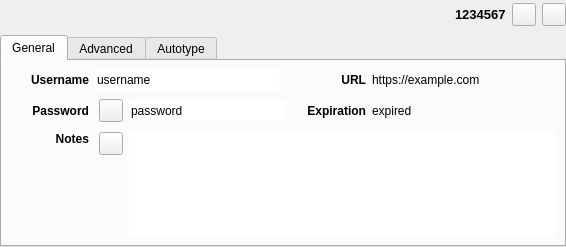
Before: the Qt Designer form src/gui/EntryPreviewWidget.ui in keepassxreboot/keepassxc, drawn with Qt 5.
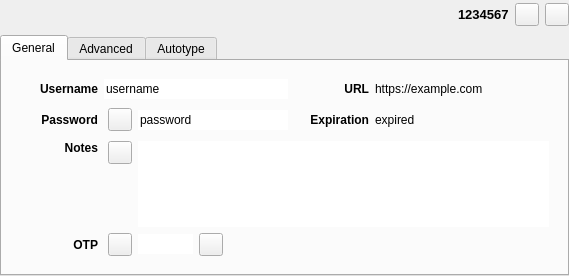
After: the same form once the commit is applied. Custom widgets are drawn as their Qt base class.

```diff
--- a/src/gui/EntryPreviewWidget.ui
+++ b/src/gui/EntryPreviewWidget.ui
@@ -6,8 +6,8 @@
    <rect>
     <x>0</x>
     <y>0</y>
-    <width>566</width>
-    <height>247</height>
+    <width>569</width>
+    <height>276</height>
    </rect>
   </property>
   <layout class="QVBoxLayout" name="verticalLayout_7">
@@ -160,44 +160,10 @@
           <attribute name="title">
            <string>General</string>
           </attribute>
-          <layout class="QVBoxLayout" name="verticalLayout_5">
-           <item>
+          <layout class="QGridLayout" name="gridLayout">
+           <item row="0" column="0">
             <widget class="QWidget" name="entryGeneralWidget" native="true">
-             <layout class="QGridLayout" name="gridLayout">
-              <property name="leftMargin">
-               <number>0</number>
-              </property>
-              <property name="topMargin">
-               <number>0</number>
-              </property>
-              <property name="rightMargin">
-               <number>0</number>
-              </property>
-              <property name="bottomMargin">
-               <number>0</number>
-              </property>
-              <item row="1" column="1">
-               <widget class="QLabel" name="entryPasswordTitleLabel">
-                <property name="sizePolicy">
-                 <sizepolicy hsizetype="Minimum" vsizetype="Preferred">
-                  <horstretch>0</horstretch>
-                  <verstretch>0</verstretch>
-                 </sizepolicy>
-                </property>
-                <property name="font">
-                 <font>
-                  <weight>75</weight>
-                  <bold>true</bold>
-                 </font>
-                </property>
-                <property name="text">
-                 <string>Password</string>
-                </property>
-                <property name="alignment">
-                 <set>Qt::AlignRight|Qt::AlignTrailing|Qt::AlignVCenter</set>
-                </property>
-               </widget>
-              </item>
+             <layout class="QGridLayout" name="gridLayout_5">
               <item row="0" column="0">
                <spacer name="entryLeftHorizontalSpacer">
                 <property name="orientation">
@@ -214,16 +180,35 @@
                 </property>
                </spacer>
               </item>
-              <item row="1" column="2" colspan="2">
-               <layout class="QHBoxLayout" name="horizontalLayout_2" stretch="0,0">
-                <property name="spacing">
-                 <number>6</number>
+              <item row="4" column="0">
+               <spacer name="horizontalSpacer_2">
+                <property name="orientation">
+                 <enum>Qt::Horizontal</enum>
+                </property>
+                <property name="sizeType">
+                 <enum>QSizePolicy::Fixed</enum>
+                </property>
+                <property name="sizeHint" stdset="0">
+                 <size>
+                  <width>20</width>
+                  <height>20</height>
+                 </size>
+                </property>
+               </spacer>
+              </item>
+              <item row="4" column="2">
+               <layout class="QHBoxLayout" name="horizontalLayout_8">
+                <property name="sizeConstraint">
+                 <enum>QLayout::SetDefaultConstraint</enum>
                 </property>
                 <property name="leftMargin">
                  <number>4</number>
                 </property>
                 <item>
-                 <widget class="QToolButton" name="togglePasswordButton">
+                 <widget class="QToolButton" name="toggleOTPButton">
+                  <property name="enabled">
+                   <bool>true</bool>
+                  </property>
                   <property name="text">
                    <string/>
                   </property>
@@ -233,18 +218,27 @@
                  </widget>
                 </item>
                 <item>
-                 <widget class="QLineEdit" name="entryPasswordLabel">
+                 <widget class="QLineEdit" name="entryOTPCode">
+                  <property name="sizePolicy">
+                   <sizepolicy hsizetype="Maximum" vsizetype="Fixed">
+                    <horstretch>0</horstretch>
+                    <verstretch>0</verstretch>
+                   </sizepolicy>
+                  </property>
                   <property name="minimumSize">
                    <size>
-                    <width>150</width>
+                    <width>55</width>
                     <height>0</height>
                    </size>
                   </property>
-                  <property name="focusPolicy">
-                   <enum>Qt::ClickFocus</enum>
+                  <property name="maximumSize">
+                   <size>
+                    <width>55</width>
+                    <height>16777215</height>
+                   </size>
                   </property>
                   <property name="text">
-                   <string notr="true">password</string>
+                   <string/>
                   </property>
                   <property name="frame">
                    <bool>false</bool>
@@ -257,142 +251,16 @@
                   </property>
                  </widget>
                 </item>
+                <item>
+                 <widget class="QToolButton" name="copyOTPButton">
+                  <property name="text">
+                   <string/>
+                  </property>
+                 </widget>
+                </item>
                </layout>
               </item>
-              <item row="0" column="4">
-               <spacer name="entryMiddleHorizontalSpacer">
-                <property name="orientation">
-                 <enum>Qt::Horizontal</enum>
-                </property>
-                <property name="sizeType">
-                 <enum>QSizePolicy::Fixed</enum>
-                </property>
-                <property name="sizeHint" stdset="0">
-                 <size>
-                  <width>10</width>
-                  <height>20</height>
-                 </size>
-                </property>
-               </spacer>
-              </item>
-              <item row="0" column="6">
-               <widget class="ElidedLabel" name="entryUrlLabel">
-                <property name="sizePolicy">
-                 <sizepolicy hsizetype="Expanding" vsizetype="Preferred">
-                  <horstretch>0</horstretch>
-                  <verstretch>0</verstretch>
-                 </sizepolicy>
-                </property>
-                <property name="minimumSize">
-                 <size>
-                  <width>150</width>
-                  <height>0</height>
-                 </size>
-                </property>
-                <property name="cursor">
-                 <cursorShape>PointingHandCursor</cursorShape>
-                </property>
-                <property name="focusPolicy">
-                 <enum>Qt::ClickFocus</enum>
-                </property>
-                <property name="text">
-                 <string notr="true">https://example.com</string>
-                </property>
-                <property name="textInteractionFlags">
-                 <set>Qt::LinksAccessibleByKeyboard|Qt::LinksAccessibleByMouse</set>
-                </property>
-               </widget>
-              </item>
-              <item row="2" column="1">
-               <widget class="QLabel" name="entryNotesTitleLabel">
-                <property name="sizePolicy">
-                 <sizepolicy hsizetype="Minimum" vsizetype="Preferred">
-                  <horstretch>0</horstretch>
-                  <verstretch>0</verstretch>
-                 </sizepolicy>
-                </property>
-                <property name="font">
-                 <font>
-                  <weight>75</weight>
-                  <bold>true</bold>
-                 </font>
-                </property>
-                <property name="text">
-                 <string>Notes</string>
-                </property>
-                <property name="alignment">
-                 <set>Qt::AlignRight|Qt::AlignTop|Qt::AlignTrailing</set>
-                </property>
-               </widget>
-              </item>
-              <item row="1" column="5">
-               <widget class="QLabel" name="entryExpirationTitleLabel">
-                <property name="sizePolicy">
-                 <sizepolicy hsizetype="Minimum" vsizetype="Preferred">
-                  <horstretch>0</horstretch>
-                  <verstretch>0</verstretch>
-                 </sizepolicy>
-                </property>
-                <property name="font">
-                 <font>
-                  <weight>75</weight>
-                  <bold>true</bold>
-                 </font>
-                </property>
-                <property name="text">
-                 <string>Expiration</string>
-                </property>
-                <property name="alignment">
-                 <set>Qt::AlignRight|Qt::AlignTrailing|Qt::AlignVCenter</set>
-                </property>
-               </widget>
-              </item>
-              <item row="1" column="6">
-               <widget class="QLabel" name="entryExpirationLabel">
-                <property name="sizePolicy">
-                 <sizepolicy hsizetype="Expanding" vsizetype="Preferred">
-                  <horstretch>0</horstretch>
-                  <verstretch>0</verstretch>
-                 </sizepolicy>
-                </property>
-                <property name="text">
-                 <string notr="true">expired</string>
-                </property>
-               </widget>
-              </item>
-              <item row="2" column="0">
-               <spacer name="entryLeftHorizontalSpacer_5">
-                <property name="orientation">
-                 <enum>Qt::Horizontal</enum>
-                </property>
-                <property name="sizeType">
-                 <enum>QSizePolicy::Fixed</enum>
-                </property>
-                <property name="sizeHint" stdset="0">
-                 <size>
-                  <width>20</width>
-                  <height>20</height>
-                 </size>
-                </property>
-               </spacer>
-              </item>
-              <item row="1" column="0">
-               <spacer name="entryLeftHorizontalSpacer_2">
-                <property name="orientation">
-                 <enum>Qt::Horizontal</enum>
-                </property>
-                <property name="sizeType">
-                 <enum>QSizePolicy::Fixed</enum>
-                </property>
-                <property name="sizeHint" stdset="0">
-                 <size>
-                  <width>20</width>
-                  <height>30</height>
-                 </size>
-                </property>
-               </spacer>
-              </item>
-              <item row="2" column="2" colspan="5">
+              <item row="2" column="2" rowspan="2" colspan="6">
                <layout class="QHBoxLayout" name="horizontalLayout_3" stretch="0,0">
                 <property name="spacing">
                  <number>6</number>
@@ -434,6 +302,240 @@
                 </item>
                </layout>
               </item>
+              <item row="1" column="1">
+               <widget class="QLabel" name="entryPasswordTitleLabel">
+                <property name="sizePolicy">
+                 <sizepolicy hsizetype="Minimum" vsizetype="Preferred">
+                  <horstretch>0</horstretch>
+                  <verstretch>0</verstretch>
+                 </sizepolicy>
+                </property>
+                <property name="font">
+                 <font>
+                  <weight>75</weight>
+                  <bold>true</bold>
+                 </font>
+                </property>
+                <property name="text">
+                 <string>Password</string>
+                </property>
+                <property name="alignment">
+                 <set>Qt::AlignRight|Qt::AlignTrailing|Qt::AlignVCenter</set>
+                </property>
+               </widget>
+              </item>
+              <item row="4" column="4" colspan="4">
+               <widget class="QLabel" name="entryOTPTimeout">
+                <property name="sizePolicy">
+                 <sizepolicy hsizetype="Expanding" vsizetype="Preferred">
+                  <horstretch>0</horstretch>
+                  <verstretch>0</verstretch>
+                 </sizepolicy>
+                </property>
+                <property name="minimumSize">
+                 <size>
+                  <width>40</width>
+                  <height>0</height>
+                 </size>
+                </property>
+                <property name="text">
+                 <string/>
+                </property>
+               </widget>
+              </item>
+              <item row="4" column="1">
+               <widget class="QLabel" name="entryOTPLabel">
+                <property name="sizePolicy">
+                 <sizepolicy hsizetype="Minimum" vsizetype="Preferred">
+                  <horstretch>0</horstretch>
+                  <verstretch>0</verstretch>
+                 </sizepolicy>
+                </property>
+                <property name="font">
+                 <font>
+                  <weight>75</weight>
+                  <bold>true</bold>
+                 </font>
+                </property>
+                <property name="text">
+                 <string>OTP</string>
+                </property>
+                <property name="alignment">
+                 <set>Qt::AlignRight|Qt::AlignTrailing|Qt::AlignVCenter</set>
+                </property>
+               </widget>
+              </item>
+              <item row="4" column="3">
+               <spacer name="horizontalSpacer_3">
+                <property name="orientation">
+                 <enum>Qt::Horizontal</enum>
+                </property>
+                <property name="sizeType">
+                 <enum>QSizePolicy::Fixed</enum>
+                </property>
+                <property name="sizeHint" stdset="0">
+                 <size>
+                  <width>13</width>
+                  <height>20</height>
+                 </size>
+                </property>
+               </spacer>
+              </item>
+              <item row="1" column="0">
+               <spacer name="entryLeftHorizontalSpacer_2">
+                <property name="orientation">
+                 <enum>Qt::Horizontal</enum>
+                </property>
+                <property name="sizeType">
+                 <enum>QSizePolicy::Fixed</enum>
+                </property>
+                <property name="sizeHint" stdset="0">
+                 <size>
+                  <width>20</width>
+                  <height>30</height>
+                 </size>
+                </property>
+               </spacer>
+              </item>
+              <item row="1" column="7">
+               <widget class="QLabel" name="entryExpirationLabel">
+                <property name="sizePolicy">
+                 <sizepolicy hsizetype="Expanding" vsizetype="Preferred">
+                  <horstretch>0</horstretch>
+                  <verstretch>0</verstretch>
+                 </sizepolicy>
+                </property>
+                <property name="text">
+                 <string notr="true">expired</string>
+                </property>
+               </widget>
+              </item>
+              <item row="2" column="1">
+               <widget class="QLabel" name="entryNotesTitleLabel">
+                <property name="sizePolicy">
+                 <sizepolicy hsizetype="Minimum" vsizetype="Preferred">
+                  <horstretch>0</horstretch>
+                  <verstretch>0</verstretch>
+                 </sizepolicy>
+                </property>
+                <property name="font">
+                 <font>
+                  <weight>75</weight>
+                  <bold>true</bold>
+                 </font>
+                </property>
+                <property name="text">
+                 <string>Notes</string>
+                </property>
+                <property name="alignment">
+                 <set>Qt::AlignRight|Qt::AlignTop|Qt::AlignTrailing</set>
+                </property>
+               </widget>
+              </item>
+              <item row="3" column="0">
+               <spacer name="entryLeftHorizontalSpacer_5">
+                <property name="orientation">
+                 <enum>Qt::Horizontal</enum>
+                </property>
+                <property name="sizeType">
+                 <enum>QSizePolicy::Fixed</enum>
+                </property>
+                <property name="sizeHint" stdset="0">
+                 <size>
+                  <width>20</width>
+                  <height>20</height>
+                 </size>
+                </property>
+               </spacer>
+              </item>
+              <item row="0" column="7">
+               <widget class="ElidedLabel" name="entryUrlLabel">
+                <property name="sizePolicy">
+                 <sizepolicy hsizetype="Expanding" vsizetype="Preferred">
+                  <horstretch>0</horstretch>
+                  <verstretch>0</verstretch>
+                 </sizepolicy>
+                </property>
+                <property name="minimumSize">
+                 <size>
+                  <width>150</width>
+                  <height>0</height>
+                 </size>
+                </property>
+                <property name="cursor">
+                 <cursorShape>PointingHandCursor</cursorShape>
+                </property>
+                <property name="focusPolicy">
+                 <enum>Qt::ClickFocus</enum>
+                </property>
+                <property name="text">
+                 <string notr="true">https://example.com</string>
+                </property>
+                <property name="textInteractionFlags">
+                 <set>Qt::LinksAccessibleByKeyboard|Qt::LinksAccessibleByMouse</set>
+                </property>
+               </widget>
+              </item>
+              <item row="1" column="5">
+               <spacer name="entryMiddleHorizontalSpacer_3">
+                <property name="orientation">
+                 <enum>Qt::Horizontal</enum>
+                </property>
+                <property name="sizeType">
+                 <enum>QSizePolicy::Fixed</enum>
+                </property>
+                <property name="sizeHint" stdset="0">
+                 <size>
+                  <width>10</width>
+                  <height>20</height>
+                 </size>
+                </property>
+               </spacer>
+              </item>
+              <item row="1" column="6">
+               <widget class="QLabel" name="entryExpirationTitleLabel">
+                <property name="sizePolicy">
+                 <sizepolicy hsizetype="Minimum" vsizetype="Preferred">
+                  <horstretch>0</horstretch>
+                  <verstretch>0</verstretch>
+                 </sizepolicy>
+                </property>
+                <property name="font">
+                 <font>
+                  <weight>75</weight>
+                  <bold>true</bold>
+                 </font>
+                </property>
+                <property name="text">
+                 <string>Expiration</string>
+                </property>
+                <property name="alignment">
+                 <set>Qt::AlignRight|Qt::AlignTrailing|Qt::AlignVCenter</set>
+                </property>
+               </widget>
+              </item>
+              <item row="0" column="6">
+               <widget class="QLabel" name="entryUrlTitleLabel">
+                <property name="sizePolicy">
+                 <sizepolicy hsizetype="Minimum" vsizetype="Preferred">
+                  <horstretch>0</horstretch>
+                  <verstretch>0</verstretch>
+                 </sizepolicy>
+                </property>
+                <property name="font">
+                 <font>
+                  <weight>75</weight>
+                  <bold>true</bold>
+                 </font>
+                </property>
+                <property name="text">
+                 <string>URL</string>
+                </property>
+                <property name="alignment">
+                 <set>Qt::AlignRight|Qt::AlignTrailing|Qt::AlignVCenter</set>
+                </property>
+               </widget>
+              </item>
               <item row="0" column="1">
                <widget class="QLabel" name="entryUsernameTitleLabel">
                 <property name="sizePolicy">
@@ -459,45 +561,68 @@
                 </property>
                </widget>
               </item>
-              <item row="1" column="4">
-               <spacer name="entryMiddleHorizontalSpacer_3">
-                <property name="orientation">
-                 <enum>Qt::Horizontal</enum>
+              <item row="1" column="2" colspan="3">
+               <layout class="QHBoxLayout" name="horizontalLayout_2" stretch="0,0">
+                <property name="spacing">
+                 <number>6</number>
                 </property>
-                <property name="sizeType">
-                 <enum>QSizePolicy::Fixed</enum>
+                <property name="leftMargin">
+                 <number>4</number>
                 </property>
-                <property name="sizeHint" stdset="0">
-                 <size>
-                  <width>10</width>
-                  <height>20</height>
-                 </size>
-                </property>
-               </spacer>
+                <item>
+                 <widget class="QToolButton" name="togglePasswordButton">
+                  <property name="text">
+                   <string/>
+                  </property>
+                  <property name="checkable">
+                   <bool>true</bool>
+                  </property>
+                 </widget>
+                </item>
+                <item>
+                 <widget class="QLineEdit" name="entryPasswordLabel">
+                  <property name="minimumSize">
+                   <size>
+                    <width>150</width>
+                    <height>0</height>
+                   </size>
+                  </property>
+                  <property name="focusPolicy">
+                   <enum>Qt::ClickFocus</enum>
+                  </property>
+                  <property name="text">
+                   <string notr="true">password</string>
+                  </property>
+                  <property name="frame">
+                   <bool>false</bool>
+                  </property>
+                  <property name="dragEnabled">
+                   <bool>true</bool>
+                  </property>
+                  <property name="readOnly">
+                   <bool>true</bool>
+                  </property>
+                 </widget>
+                </item>
+               </layout>
               </item>
               <item row="0" column="5">
-               <widget class="QLabel" name="entryUrlTitleLabel">
-                <property name="sizePolicy">
-                 <sizepolicy hsizetype="Minimum" vsizetype="Preferred">
-                  <horstretch>0</horstretch>
-                  <verstretch>0</verstretch>
-                 </sizepolicy>
+               <spacer name="entryMiddleHorizontalSpacer">
+                <property name="orientation">
+                 <enum>Qt::Horizontal</enum>
                 </property>
-                <property name="font">
-                 <font>
-                  <weight>75</weight>
-                  <bold>true</bold>
-                 </font>
+                <property name="sizeType">
+                 <enum>QSizePolicy::Fixed</enum>
                 </property>
-                <property name="text">
-                 <string>URL</string>
+                <property name="sizeHint" stdset="0">
+                 <size>
+                  <width>10</width>
+                  <height>20</height>
+                 </size>
                 </property>
-                <property name="alignment">
-                 <set>Qt::AlignRight|Qt::AlignTrailing|Qt::AlignVCenter</set>
-                </property>
-               </widget>
+               </spacer>
               </item>
-              <item row="0" column="2">
+              <item row="0" column="2" colspan="3">
                <widget class="QLineEdit" name="entryUsernameLabel">
                 <property name="minimumSize">
                  <size>
```
Left out of the diff: 192 changed lines with no effect on the pictures.
